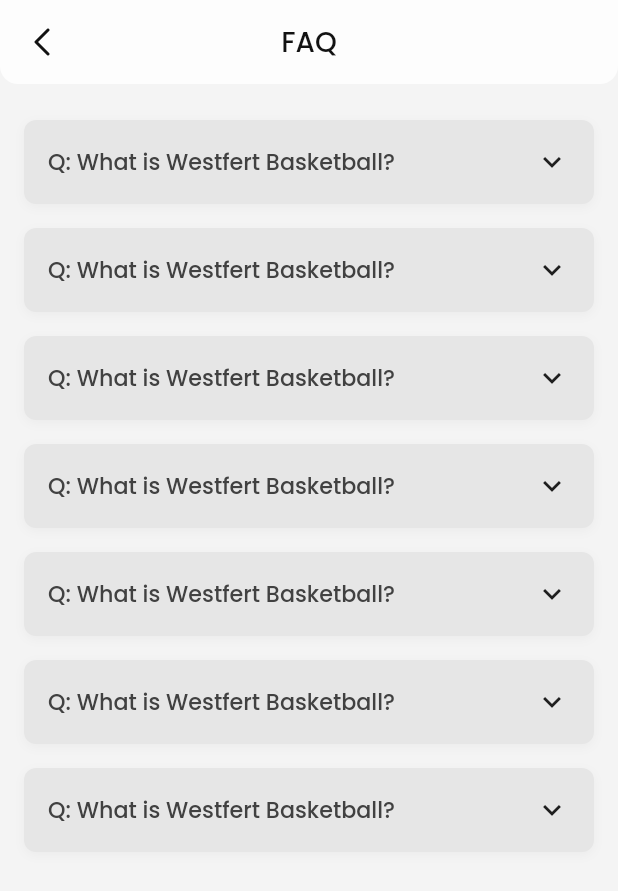
After one commit to billalhossan1/luggage_tracking, a Flutter app: the AccountScreen screen opened by its route, after a tap on "FAQ", on a phone screen of 412 x 824 dp. The commit adds this screen. Shown: the top 891 px of the screen. Run offline on Flutter 3.47's test engine with Material 3 defaults, Android fonts, the phone set to English and light mode, and no system bars; our stand-ins replace get.

Commit message:
Account section done

```diff
--- a/lib/routes/app_routes.dart
+++ b/lib/routes/app_routes.dart
@@ -23,4 +23,7 @@ class AppRoutes {
   final String accountSettingScreen = "/account-setting-screen";
   final String changePasswordScreen = "/change-password-screen";
   final String deleteAccountScreen = "/delete-account-screen";
+  final String workFuncScreen = "/work-func-screen";
+  final String feedbackScreen = "/feedback-screen";
+  final String faqScreen = "/faq-screen";
 }
--- a/lib/routes/app_routes_file.dart
+++ b/lib/routes/app_routes_file.dart
@@ -15,6 +15,8 @@ import 'package:luggage_tracking/screens/delivery_details_screen/delivery_detail
 import 'package:luggage_tracking/screens/delivery_details_show/delivery_details_show_screen.dart';
 import 'package:luggage_tracking/screens/device_screen/device_screen.dart';
 import 'package:luggage_tracking/screens/edit_profile_screen/edir_profile_screen.dart';
+import 'package:luggage_tracking/screens/faq_screen/faq_screen.dart';
+import 'package:luggage_tracking/screens/feedback_screen/feedback_screen.dart';
 import 'package:luggage_tracking/screens/home_screen/home_screen.dart';
 import 'package:luggage_tracking/screens/navigation_screen/navigation_screen.dart';
 import 'package:luggage_tracking/screens/payment_screen/payment_screen.dart';
@@ -24,6 +26,7 @@ import 'package:luggage_tracking/screens/profile_details/profile_details_screen.
 import 'package:luggage_tracking/screens/splash_screen/splash_screen.dart';
 import 'package:luggage_tracking/screens/terms_and_condition_screen/terms_and_condition_screen.dart';
 import 'package:luggage_tracking/screens/wish_list_screen/wish_list_screen.dart';
+import 'package:luggage_tracking/screens/work_func_screen/work_func_screen.dart';
 
 List<GetPage> appRootRoutesFile = <GetPage>[
   //   /////////////////  splash screen start
@@ -108,4 +111,16 @@ List<GetPage> appRootRoutesFile = <GetPage>[
     name: AppRoutes.instance.deleteAccountScreen,
     page: () => DeteleAccountScreen(),
   ),
+  GetPage(
+    name: AppRoutes.instance.workFuncScreen,
+    page: () => WorkFuncScreen(),
+  ),
+  GetPage(
+    name: AppRoutes.instance.feedbackScreen,
+    page: () => FeedbackScreen(),
+  ),
+  GetPage(
+    name: AppRoutes.instance.faqScreen,
+    page: () => FaqScreen(),
+  ),
 ];
--- a/lib/screens/account_screen/account_screen.dart
+++ b/lib/screens/account_screen/account_screen.dart
@@ -84,6 +84,9 @@ class AccountScreen extends StatelessWidget {
               IcontextRow(
                 iconPath: AssetsIconsPath.instance.workFunc,
                 text: "Work Functionality",
+                onTap: () {
+                  Get.toNamed(AppRoutes.instance.workFuncScreen);
+                },
               ),
               IcontextRow(
                 iconPath: AssetsIconsPath.instance.terms,
@@ -92,10 +95,19 @@ class AccountScreen extends StatelessWidget {
                   Get.toNamed(AppRoutes.instance.termsAndCondionScreen);
                 },
               ),
-              IcontextRow(iconPath: AssetsIconsPath.instance.faq, text: "FAQ"),
+              IcontextRow(
+                iconPath: AssetsIconsPath.instance.faq,
+                text: "FAQ",
+                onTap: () {
+                  Get.toNamed(AppRoutes.instance.faqScreen);
+                },
+              ),
               IcontextRow(
                 iconPath: AssetsIconsPath.instance.feedback,
                 text: "Feedback",
+                onTap: () {
+                  Get.toNamed(AppRoutes.instance.feedbackScreen);
+                },
               ),
               IcontextRow(
                 iconPath: AssetsIconsPath.instance.logout,
--- /dev/null
+++ b/lib/screens/faq_screen/controller/faq_controller.dart
@@ -0,0 +1,16 @@
+import 'package:get/get.dart';
+
+class FaqController extends GetxController {
+  // Expanded tile index. -1 means no tile is expanded.
+  var expandedIndex = (-1).obs;
+
+  // Toggle expanded state for a specific tile
+  void toggleExpanded(int index) {
+    if (expandedIndex.value == index) {
+      expandedIndex.value = -1; // If the same tile is clicked, collapse it.
+    } else {
+      expandedIndex.value = index; // Otherwise, expand the clicked tile.
+    }
+    update();
+  }
+}
--- /dev/null
+++ b/lib/screens/faq_screen/faq_screen.dart
@@ -0,0 +1,108 @@
+import 'package:flutter/material.dart';
+import 'package:get/get.dart';
+import 'package:luggage_tracking/const/app_colors.dart';
+import 'package:luggage_tracking/screens/faq_screen/controller/faq_controller.dart';
+import 'package:luggage_tracking/utils/app_size.dart';
+import 'package:luggage_tracking/widgets/appbar/custom_appbar.dart';
+import 'package:luggage_tracking/widgets/texts/app_text.dart';
+
+class FaqScreen extends StatelessWidget {
+  const FaqScreen({super.key});
+
+  @override
+  Widget build(BuildContext context) {
+    return Scaffold(
+      appBar: CustomAppBar(title: "FAQ"),
+      body: GetBuilder(
+        init: FaqController(),
+        builder: (controller) {
+          return ListView(
+            padding: const EdgeInsets.all(16),
+            children: List.generate(7, (index) {
+              return ExpandableTile(
+                title: "Q: What is Westfert Basketball?",
+                description:
+                    "This app is designed to help users manage their book reading habits, track progress, and discover new books tailored to their preferences.",
+                controller: controller,
+                index: index,
+              );
+            }),
+          );
+        },
+      ),
+    );
+  }
+}
+
+class ExpandableTile extends StatelessWidget {
+  final String title;
+  final String description;
+  final FaqController controller;
+  final int index;
+
+  const ExpandableTile({
+    Key? key,
+    required this.title,
+    required this.description,
+    required this.controller,
+    required this.index,
+  }) : super(key: key);
+
+  @override
+  Widget build(BuildContext context) {
+    final bool isExpanded = controller.expandedIndex.value == index;
+
+    return GestureDetector(
+      onTap: () => controller.toggleExpanded(index),
+      child: AnimatedSize(
+        duration: const Duration(milliseconds: 300),
+        curve: Curves.ease,
+        child: Container(
+          margin: const EdgeInsets.symmetric(vertical: 8),
+          padding: const EdgeInsets.all(16),
+          decoration: BoxDecoration(
+            color: AppColors.instance.white500,
+            borderRadius: BorderRadius.circular(8),
+            boxShadow: [
+              BoxShadow(
+                color: Colors.grey.withOpacity(0.1),
+                blurRadius: 5,
+                offset: const Offset(0, 2),
+              ),
+            ],
+          ),
+          child: Column(
+            crossAxisAlignment: CrossAxisAlignment.start,
+            children: [
+              Row(
+                children: [
+                  Expanded(
+                    child: AppText(
+                      data: title,
+                      fontSize: AppSize.width(value: 13.5),
+                      fontWeight: FontWeight.w500,
+                      color: AppColors.instance.black400,
+                    ),
+                  ),
+                  AnimatedRotation(
+                    turns: isExpanded ? 0.5 : 0.0,
+                    duration: const Duration(milliseconds: 300),
+                    child: const Icon(Icons.keyboard_arrow_down),
+                  ),
+                ],
+              ),
+              if (isExpanded)
+                Padding(
+                  padding: const EdgeInsets.only(top: 8),
+                  child: Text(
+                    description,
+                    style: TextStyle(fontSize: 14, color: Colors.grey[700]),
+                  ),
+                ),
+            ],
+          ),
+        ),
+      ),
+    );
+  }
+}
```
Also changed, not shown: lib/screens/feedback_screen/feedback_screen.dart (added, +13 -0 lines), lib/screens/work_func_screen/work_func_screen.dart (added, +80 -0 lines).
